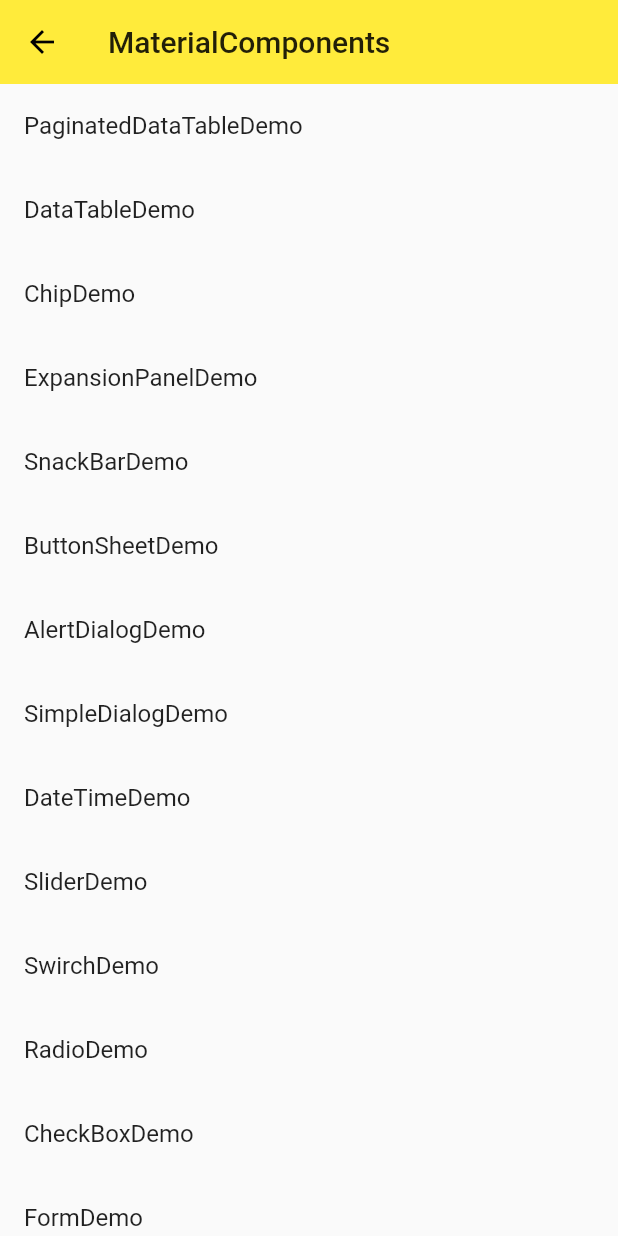
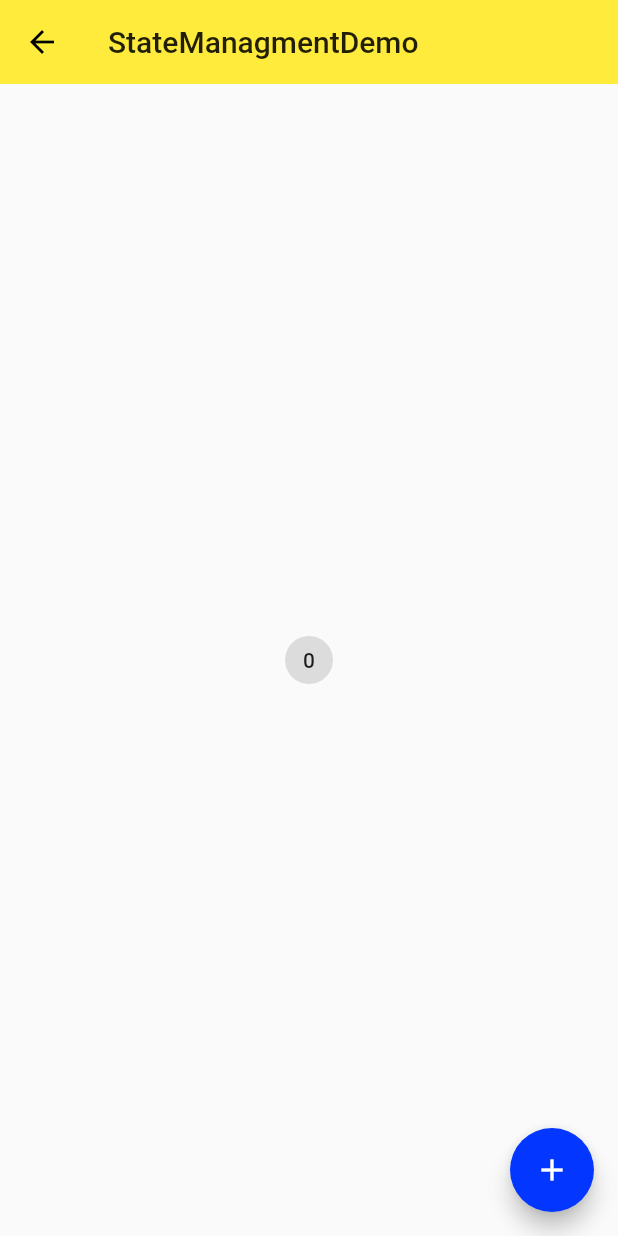
Before and after one commit to GuangChao-Yu/flutter-learn, a Flutter app: the screen it shows after launch, on a phone screen of 412 x 824 dp. Run offline on Flutter 3.47's test engine with Material 2 defaults, Android fonts, the phone set to English and light mode, and no system bars.

Commit message:
组件状态传递管理学习

```diff
--- a/lib/demo/material_components.dart
+++ b/lib/demo/material_components.dart
@@ -14,6 +14,8 @@ import './expansion_panel_demo.dart';
 import './chip_demo.dart';
 import './data_table.dart';
 import './paginated_data_table_demo.dart';
+import './card_demo.dart';
+import './stepper_demo.dart';
 
 class MaterialComponents extends StatelessWidget {
   @override
@@ -25,6 +27,8 @@ class MaterialComponents extends StatelessWidget {
       ),
       body: ListView(
         children: <Widget>[
+          ListItem(title: 'StepperDemo', page: StepperDemo()),
+          ListItem(title: 'CardDemo', page: CardDemo()),
           ListItem(
               title: 'PaginatedDataTableDemo', page: PaginatedDataTableDemo()),
           ListItem(title: 'DataTableDemo', page: DataTableDemo()),
--- a/lib/main.dart
+++ b/lib/main.dart
@@ -3,6 +3,7 @@ import './app.dart';
 import './demo/navigator_demo.dart';
 import './demo/form_demo.dart';
 import './demo/material_components.dart';
+import './state/state_management_demo.dart';
 
 void main() => runApp(App());
 
@@ -12,12 +13,13 @@ class App extends StatelessWidget {
     return MaterialApp(
         debugShowCheckedModeBanner: false,
         // home: NavigatorDemo(),
-        initialRoute: '/mdc',
+        initialRoute: '/state-management',
         routes: {
           '/': (context) => Home(),
           '/about': (context) => Page(title: 'About'),
           '/form': (context) => FormDemo(),
-          '/mdc':(context)=>MaterialComponents()
+          '/mdc':(context)=>MaterialComponents(),
+          '/state-management':(context)=>StateManagmentDemo()
         },
         theme: ThemeData(
           primarySwatch: Colors.yellow,
--- /dev/null
+++ b/lib/state/state_management_demo.dart
@@ -0,0 +1,74 @@
+import 'package:flutter/material.dart';
+import 'package:scoped_model/scoped_model.dart';
+
+class StateManagmentDemo extends StatelessWidget {
+  @override
+  Widget build(BuildContext context) {
+    return ScopedModel(
+      model: CounterModel(),
+      child: Scaffold(
+          appBar: AppBar(
+            title: Text('StateManagmentDemo'),
+            elevation: 0.0,
+          ),
+          body: CounterWrapper(),
+          floatingActionButton: ScopedModelDescendant<CounterModel>(
+            rebuildOnChange: false,
+            builder: (context, _, model) => FloatingActionButton(
+              child: Icon(Icons.add),
+              onPressed: model.increaseCount,
+            ),
+          )),
+    );
+  }
+}
+
+class CounterWrapper extends StatelessWidget {
+  @override
+  Widget build(BuildContext context) {
+    return Center(
+      child: Counter(),
+    );
+  }
+}
+
+class Counter extends StatelessWidget {
+  @override
+  Widget build(BuildContext context) {
+    // final int count = CounterProvider.of(context).count;
+    // final VoidCallback increaseCount =
+    //     CounterProvider.of(context).increaseCount;
+    return ScopedModelDescendant<CounterModel>(
+      builder: (context, _, model) => ActionChip(
+        label: Text('${model.count}'),
+        onPressed: model.increaseCount,
+      ),
+    );
+  }
+}
+
+class CounterProvider extends InheritedWidget {
+  final int count;
+  final VoidCallback increaseCount;
+  final Widget child;
+
+  CounterProvider({this.count, this.increaseCount, this.child})
+      : super(child: child);
+
+  static CounterProvider of(BuildContext context) =>
+      context.inheritFromWidgetOfExactType(CounterProvider);
+
+  @override
+  bool updateShouldNotify(InheritedWidget oldWidget) {
+    return true;
+  }
+}
+
+class CounterModel extends Model {
+  int _count = 0;
+  int get count => _count;
+  void increaseCount() {
+    _count += 1;
+    notifyListeners();
+  }
+}
--- a/pubspec.yaml
+++ b/pubspec.yaml
@@ -20,6 +20,7 @@ dependencies:
   flutter:
     sdk: flutter
   intl: 0.15.8
+  scoped_model: ^0.3.0
 
   # The following adds the Cupertino Icons font to your application.
   # Use with the CupertinoIcons class for iOS style icons.
```
Also changed, not shown: lib/app.dart (+5 -2 lines), lib/demo/card_demo.dart (added, +70 -0 lines), lib/demo/paginated_data_table_demo.dart (+18 -11 lines), lib/demo/stepper_demo.dart (added, +68 -0 lines), pubspec.lock.
